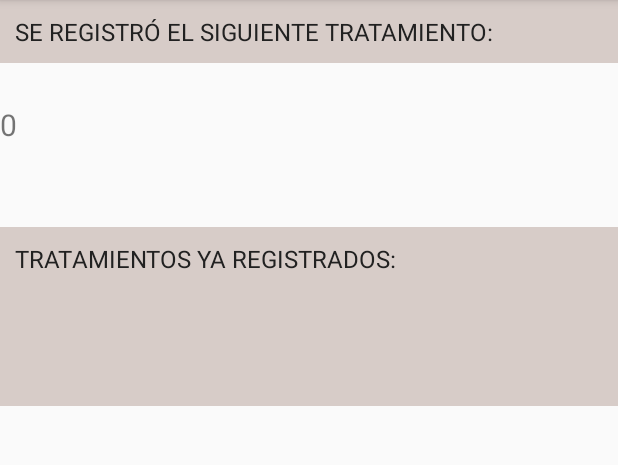
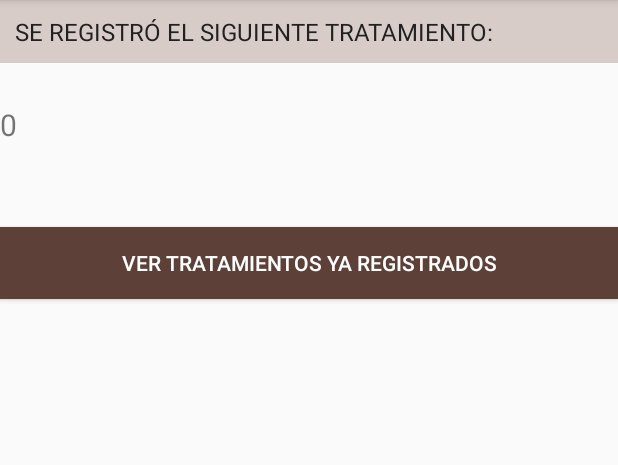
Before and after one commit to vicente22/HomeTreatment, an Android app: the ResultDataActivity screen opened directly, with no data from a screen before it, on a phone screen of 412 x 824 dp, the part 84-549 px from its top. Run offline under Robolectric (Android 15) with nearby library versions, the phone set to English and light mode, and no system bars.

Commit message:
Development of form validations code, styles, colors, and print the result in ResultDataActivity, specifically in the listeView.

```diff
--- a/app/src/main/java/cl/vicentepc/miappprueba2/MainActivity.java
+++ b/app/src/main/java/cl/vicentepc/miappprueba2/MainActivity.java
@@ -1,8 +1,11 @@
 package cl.vicentepc.miappprueba2;
 
 import android.content.Intent;
+import android.database.Cursor;
 import android.support.v7.app.AppCompatActivity;
 import android.os.Bundle;
+import android.text.Editable;
+import android.text.TextWatcher;
 import android.util.Log;
 import android.view.View;
 import android.widget.Button;
@@ -36,10 +39,6 @@ public class MainActivity extends AppCompatActivity {
         completeBtn.setOnClickListener(new View.OnClickListener() {
             @Override
             public void onClick(View v) {
-                String name = editTextName.getText().toString();
-                int age = Integer.parseInt(editTextAge.getText().toString());
-                String myAnnoyance = editTextAboutMyAnnoyance.getText().toString();
-                String homeTreatment = editTextHomeTreatment.getText().toString();
                 if (editTextName.getText().toString().equals("")) {
                     Toast.makeText(MainActivity.this, "CAMPO NOMBRE ESTÁ VACÍO(*)", Toast.LENGTH_LONG).show();
                 } else if (editTextAge.getText().toString().equals("")) {
@@ -49,14 +48,13 @@ public class MainActivity extends AppCompatActivity {
                 } else if (editTextHomeTreatment.getText().toString().equals("")) {
                     Toast.makeText(MainActivity.this, "CAMPO TRATAMIENTO ESTÁ VACÍO(*)", Toast.LENGTH_LONG).show();
                 } else {
+                    String name = editTextName.getText().toString();
+                    int age = Integer.parseInt(editTextAge.getText().toString());
+                    String myAnnoyance = editTextAboutMyAnnoyance.getText().toString();
+                    String homeTreatment = editTextHomeTreatment.getText().toString();
                     Client client = new Client(name, age, myAnnoyance, homeTreatment);
                     client.save();
-                    Toast.makeText(MainActivity.this,"Tratamiento guardado", Toast.LENGTH_SHORT).show();
-                }
-                List<Client> clientList = Client.find(Client.class, "");
-                for(Client client : clientList){
-                    Log.d("NOMBRES", client.getName());
-                }
+                    Toast.makeText(MainActivity.this, "Tratamiento guardado", Toast.LENGTH_SHORT).show();
                     Toast.makeText(MainActivity.this, "Formulario completado", Toast.LENGTH_LONG).show();
                     Intent intent = new Intent(MainActivity.this, ResultDataActivity.class);
                     intent.putExtra("name", name);
@@ -65,6 +63,7 @@ public class MainActivity extends AppCompatActivity {
                     intent.putExtra("homeTreatment", homeTreatment);
                     startActivity(intent);
                 }
+            }
         });
         /*Añadir un dato
         Favorite favoriteList2 = new Favorite("www.google.cl", true);
--- a/app/src/main/java/cl/vicentepc/miappprueba2/ResultDataActivity.java
+++ b/app/src/main/java/cl/vicentepc/miappprueba2/ResultDataActivity.java
@@ -3,7 +3,12 @@ package cl.vicentepc.miappprueba2;
 import android.support.v7.app.AppCompatActivity;
 import android.os.Bundle;
 import android.util.Log;
+import android.view.View;
+import android.widget.ArrayAdapter;
+import android.widget.Button;
+import android.widget.ListView;
 import android.widget.TextView;
+import android.widget.Toast;
 
 import java.util.ArrayList;
 import java.util.List;
@@ -17,10 +22,9 @@ public class ResultDataActivity extends AppCompatActivity {
     private TextView textViewAboutMyAnnoyance;
     private TextView textViewHomeTreatment;
 
-    private TextView listNames;
-    private TextView listAges;
-    private TextView listMyAnnoyances;
-    private TextView listMyHomeTreatments;
+    private Button showAllBtn;
+
+    private ListView listViewResult;
 
     @Override
     protected void onCreate(Bundle savedInstanceState) {
@@ -32,10 +36,9 @@ public class ResultDataActivity extends AppCompatActivity {
         textViewAboutMyAnnoyance = findViewById(R.id.textViewResultMyAnnoyance);
         textViewHomeTreatment = findViewById(R.id.textViewHomeTreatment);
 
-        listNames = findViewById(R.id.listNames);
-        listAges = findViewById(R.id.listAges);
-        listMyAnnoyances = findViewById(R.id.listMyAnnoyances);
-        listMyHomeTreatments = findViewById(R.id.listMyHomeTreatments);
+        showAllBtn = findViewById(R.id.showAllBtn);
+
+        listViewResult = findViewById(R.id.listViewResult);
 
         String resultName = getIntent().getStringExtra("name");
         int resultAge = getIntent().getIntExtra("age", 0);
@@ -47,12 +50,26 @@ public class ResultDataActivity extends AppCompatActivity {
         textViewAboutMyAnnoyance.setText(resultAboutMyAnnoyance);
         textViewHomeTreatment.setText(resultHomeTreatment);
 
-        List<Client> clientList = Client.find(Client.class, "name='"+resultName.toString()+"'" );
-        for(Client client : clientList){
-            listNames.setText(client.getName().toString() + ", ");
-            listAges.setText(String.valueOf(client.getAge()));
-            listMyAnnoyances.setText(client.getAboutMyAnnoyance().toString());
-            listMyHomeTreatments.setText(client.getHomeTreatment().toString());
+        showAllBtn.setOnClickListener(new View.OnClickListener() {
+            @Override
+            public void onClick(View v) {
+                listViewResult.setVisibility(View.VISIBLE);
+                chargeMyListview();
+            }
+        });
+
+    }
+
+    public void chargeMyListview(){
+        List<Client> clientList = Client.listAll(Client.class);
+        ArrayList<String> list = new ArrayList<String>();
+        for (int i = 0; i < clientList.size(); i++) {
+            Client result = clientList.get(i);
+            Log.d("DATOS", "Nombre: " + result.getName() + ", Edad: " + String.valueOf(result.getAge()) + ", Malestar: " + result.getAboutMyAnnoyance() + ", Tratamiento: " + result.getHomeTreatment());
+            list.add("Nombre: " + result.getName() + ", Edad: " + String.valueOf(result.getAge()) + ", Malestar: " + result.getAboutMyAnnoyance() + ", Tratamiento: " + result.getHomeTreatment());
         }
+        ArrayAdapter<String> adapter = new ArrayAdapter<String>(this, android.R.layout.simple_list_item_1, list);
+        listViewResult.setAdapter(adapter);
     }
+
 }
--- a/app/src/main/res/layout/activity_main.xml
+++ b/app/src/main/res/layout/activity_main.xml
@@ -43,6 +43,7 @@
     <EditText
         android:id="@+id/editTextAge"
         android:layout_width="30dp"
+        android:maxLength="2"
         android:layout_height="wrap_content"
         android:background="@color/colorBtn"
         android:inputType="number" />
--- a/app/src/main/res/layout/activity_result_data.xml
+++ b/app/src/main/res/layout/activity_result_data.xml
@@ -34,38 +34,22 @@
         android:id="@+id/textViewHomeTreatment"
         android:layout_width="match_parent"
         android:layout_height="wrap_content" />
-    <TextView
-        android:background="@color/colorPrimaryLight"
-        android:padding="10dp"
-        android:textSize="16sp"
-        android:textColor="@color/colorPrimaryText"
-        android:text="TRATAMIENTOS YA REGISTRADOS:"
+    <Button
+        android:textColor="@color/colorBtn"
+        android:background="@color/colorPrimaryDark"
+        android:id="@+id/showAllBtn"
+        android:text="VER TRATAMIENTOS YA REGISTRADOS"
         android:layout_width="match_parent"
         android:layout_height="wrap_content" />
     <ScrollView
         android:layout_width="match_parent"
-        android:layout_height="wrap_content">
-        <LinearLayout
-            android:orientation="vertical"
-            android:background="@color/colorPrimaryLight"
-            android:layout_width="match_parent"
-            android:layout_height="wrap_content">
-            <TextView
-                android:id="@+id/listNames"
-                android:layout_width="wrap_content"
-                android:layout_height="wrap_content" />
-            <TextView
-                android:id="@+id/listAges"
-                android:layout_width="wrap_content"
-                android:layout_height="wrap_content" />
-            <TextView
-                android:id="@+id/listMyAnnoyances"
-                android:layout_width="wrap_content"
-                android:layout_height="wrap_content" />
-            <TextView
-                android:id="@+id/listMyHomeTreatments"
-                android:layout_width="wrap_content"
-                android:layout_height="wrap_content" />
-        </LinearLayout>
+        android:layout_height="0dp"
+        android:layout_weight="1">
+            <ListView
+                android:visibility="invisible"
+                android:layout_width="match_parent"
+                android:layout_height="match_parent"
+                android:id="@+id/listViewResult">
+            </ListView>
     </ScrollView>
 </LinearLayout>
```
Lines whose indentation alone changed are shown as unchanged.
